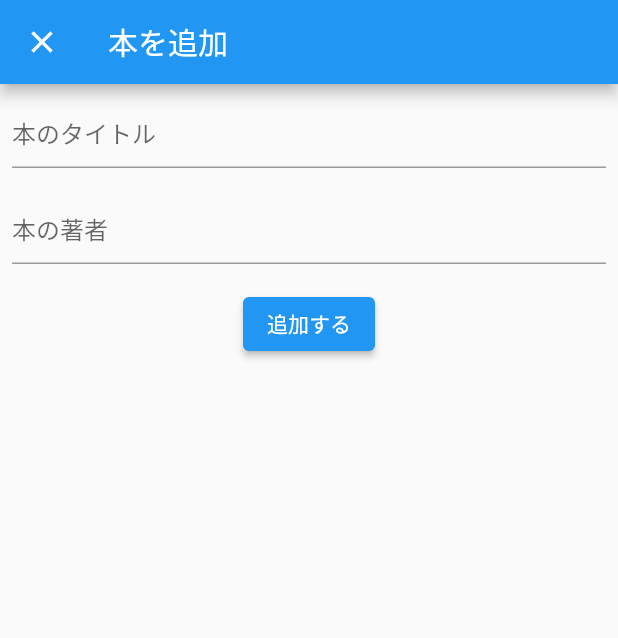
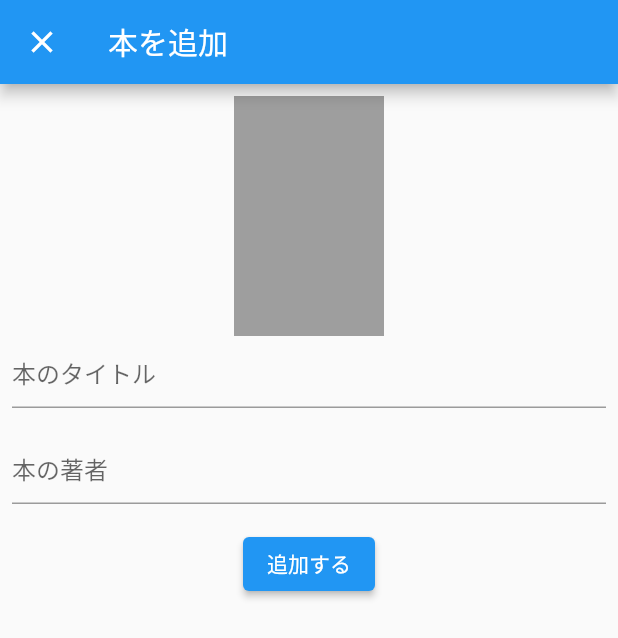
Before and after one commit to phi7/book_list2, a Flutter app: the screen it shows after launch, after a tap on the "add" icon, on a phone screen of 412 x 824 dp. Shown: the top 638 px of the screen. Run offline on Flutter 3.47's test engine with Material 2 defaults, Android fonts, the light colour scheme and no system bars; our stand-ins replace cloud_firestore, firebase_core, flutter_slidable, image_picker; accounts and stored records are empty.

Commit message:
画像アップロード機能追加するもM1Mac特有の理由でエラー

```diff
--- a/lib/add_book/add_book_model.dart
+++ b/lib/add_book/add_book_model.dart
@@ -1,9 +1,15 @@
+import 'dart:io';
+
 import 'package:cloud_firestore/cloud_firestore.dart';
 import 'package:flutter/material.dart';
+import 'package:image_picker/image_picker.dart';
 
 class AddBookModel extends ChangeNotifier {
   String? title;
   String? author;
+  File? imageFile;
+
+  final picker = ImagePicker();
 
   Future addBook() async {
     if (title == null || title == "") {
@@ -22,4 +28,15 @@ class AddBookModel extends ChangeNotifier {
       },
     );
   }
+
+
+  Future pickImage() async {
+    final pickedFile = await picker.pickImage(source: ImageSource.gallery);
+    if (pickedFile != null) {
+      imageFile = File(pickedFile.path);
+      notifyListeners();
+    }
+
+  }
+
 }
--- a/lib/add_book/add_book_page.dart
+++ b/lib/add_book/add_book_page.dart
@@ -18,6 +18,21 @@ class AddBookPage extends StatelessWidget {
               padding: const EdgeInsets.all(8.0),
               child: Column(
                 children: [
+                  GestureDetector(
+                    child: SizedBox(
+                      width: 100,
+                      height: 160,
+                      child: model.imageFile != null
+                          ? Image.file(model.imageFile!)
+                          : Container(
+                              color: Colors.grey,
+                            ),
+                    ),
+                    onTap: () async{
+                      print("反応");
+                      await model.pickImage();
+                    },
+                  ),
                   TextField(
                     decoration: InputDecoration(
                       hintText: '本のタイトル',
--- a/lib/book_list/book_list_model.dart
+++ b/lib/book_list/book_list_model.dart
@@ -13,7 +13,9 @@ class BookListModel extends ChangeNotifier {
       final String id = document.id;
       final String title = data["title"];
       final String author = data["author"];
-      return Book(id,title, author);
+      final String? imgURL = data["imgURL"];
+
+      return Book(id,title, author,imgURL);
     }).toList();
 
     this.books = books;
--- a/lib/book_list/book_list_page.dart
+++ b/lib/book_list/book_list_page.dart
@@ -27,6 +27,9 @@ class BookListPage extends StatelessWidget {
                   (book) => Slidable(
                     actionPane: SlidableDrawerActionPane(),
                     child: ListTile(
+                      leading: book.imgURl != null
+                          ? Image.network(book.imgURl!)
+                          : null,
                       title: Text(book.title),
                       subtitle: Text(book.author),
                     ),
@@ -62,7 +65,7 @@ class BookListPage extends StatelessWidget {
                         caption: '削除',
                         color: Colors.red,
                         icon: Icons.delete,
-                        onTap: () async{
+                        onTap: () async {
                           //削除する
                           await showConfirmDialog(context, book, model);
                         },
@@ -107,7 +110,11 @@ class BookListPage extends StatelessWidget {
     );
   }
 
-  Future showConfirmDialog(BuildContext context, Book book, BookListModel model,){
+  Future showConfirmDialog(
+    BuildContext context,
+    Book book,
+    BookListModel model,
+  ) {
     return showDialog(
       context: context,
       barrierDismissible: false,
@@ -122,7 +129,7 @@ class BookListPage extends StatelessWidget {
             ),
             TextButton(
               child: Text("はい"),
-              onPressed: () async{
+              onPressed: () async {
                 //modelで削除
                 await model.delete(book);
                 Navigator.pop(context);
@@ -132,8 +139,7 @@ class BookListPage extends StatelessWidget {
                   content: Text("${book.title}を編集しました"),
                 );
                 model.fetchBookList();
-                ScaffoldMessenger.of(context)
-                    .showSnackBar(snackBar);
+                ScaffoldMessenger.of(context).showSnackBar(snackBar);
               },
             ),
           ],
@@ -141,5 +147,4 @@ class BookListPage extends StatelessWidget {
       },
     );
   }
-
 }
--- a/lib/domain/book.dart
+++ b/lib/domain/book.dart
@@ -1,10 +1,11 @@
 
 
 class Book {
-  Book(this.id,this.title,this.author);
+  Book(this.id,this.title,this.author,this.imgURl);
 
   String id;
   String title;
   String author;
+  String? imgURl;
 
 }
--- a/pubspec.yaml
+++ b/pubspec.yaml
@@ -32,6 +32,9 @@ dependencies:
   cloud_firestore: ^2.5.0
   provider: ^6.0.0
   flutter_slidable: ^0.6.0
+  firebase_storage: ^10.0.3
+  image_picker: ^0.8.4
+
 
 dev_dependencies:
   flutter_test:
```
Also changed, not shown: pubspec.lock, 2 other files.
